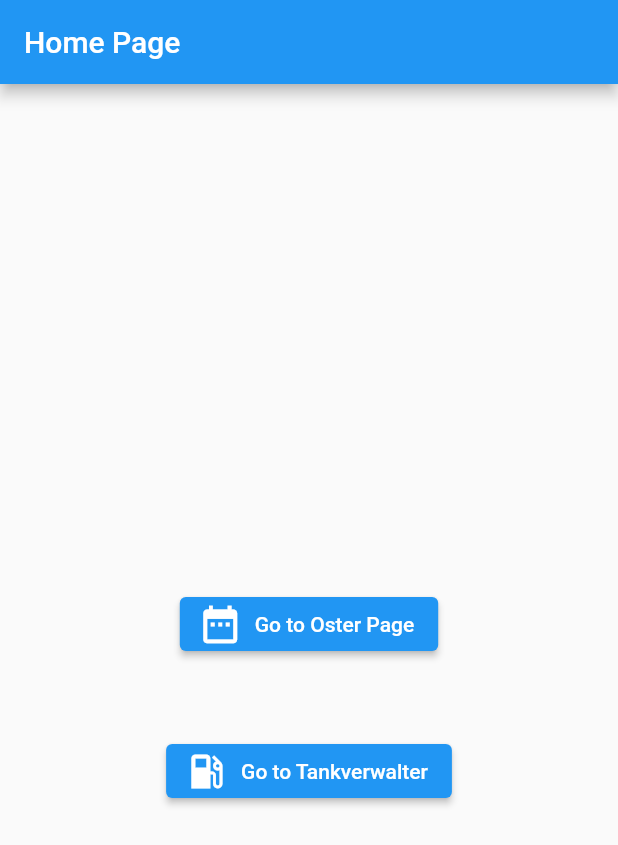
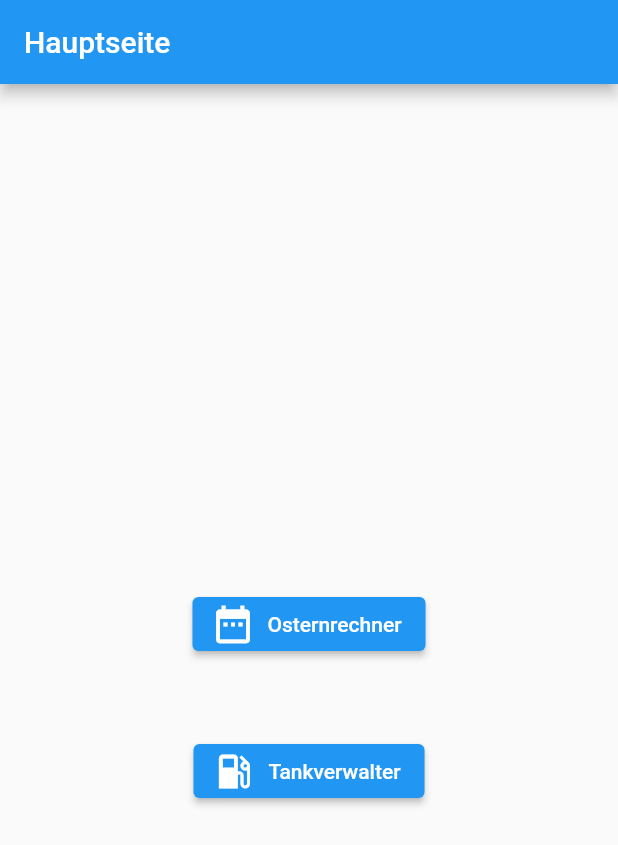
Before and after one commit to Buschke/sb_dud, a Flutter app: the screen it shows after launch, on a phone screen of 412 x 824 dp. Shown: the top 845 px of the screen. Run offline on Flutter 3.47's test engine with Material 2 defaults, Android fonts, the phone set to English and light mode, and no system bars.

Commit message:
cleansed code

```diff
--- a/lib/main.dart
+++ b/lib/main.dart
@@ -1,6 +1,6 @@
 import 'package:flutter/material.dart';
-import 'osternrechner.dart';  // Aktualisierter Import
-import 'tankverwalter.dart';  // Aktualisierter Import
+import 'osternrechner.dart';
+import 'tankverwalter.dart';
 
 void main() {
   runApp(const MainApp());
@@ -12,34 +12,36 @@ class MainApp extends StatelessWidget {
   @override
   Widget build(BuildContext context) {
     return MaterialApp(
-      home: Builder(builder: (context) =>
-        Scaffold(
+      home: Builder(
+        builder: (context) => Scaffold(
           appBar: AppBar(
-            title: const Text('Home Page'),
+            title: const Text('Hauptseite'),
           ),
           body: Center(
             child: Column(
               mainAxisAlignment: MainAxisAlignment.center,
               children: <Widget>[
-                SizedBox(height: 50),  // Abstand hinzufügen
+                SizedBox(height: 50),
                 ElevatedButton.icon(
-                  icon: const Icon(Icons.date_range, size: 30),  // Symbol für Osternrechner
-                  label: const Text('Go to Oster Page'),
+                  icon: const Icon(Icons.date_range, size: 30),
+                  label: const Text('Osternrechner'),
                   onPressed: () {
                     Navigator.push(
                       context,
-                      MaterialPageRoute(builder: (context) => const OsterPage()),
+                      MaterialPageRoute(
+                          builder: (context) => const OsterPage()),
                     );
                   },
                 ),
-                SizedBox(height: 50),  // Abstand hinzufügen
+                SizedBox(height: 50),
                 ElevatedButton.icon(
-                  icon: const Icon(Icons.local_gas_station, size: 30),  // Symbol für Tankverwalter
-                  label: const Text('Go to Tankverwalter'),
+                  icon: const Icon(Icons.local_gas_station, size: 30),
+                  label: const Text('Tankverwalter'),
                   onPressed: () {
                     Navigator.push(
                       context,
-                      MaterialPageRoute(builder: (context) => const Tankverwalter()),  // Aktualisierter Seitenname
+                      MaterialPageRoute(
+                          builder: (context) => const Tankverwalter()),
                     );
                   },
                 ),
```
